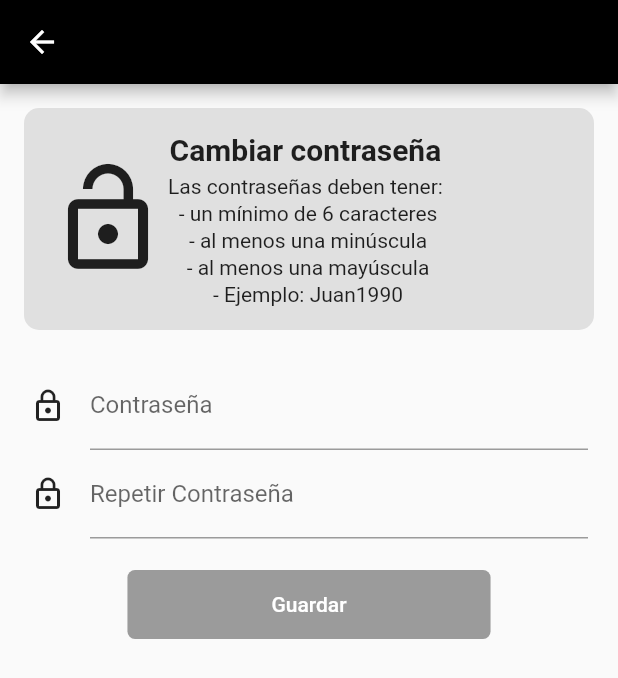
After one commit to jorgetinto/FetachiAppMovil, a Flutter app: the Resetpassword screen opened directly, on a phone screen of 412 x 824 dp. The commit adds this screen. Shown: the top 678 px of the screen. Run offline on Flutter 3.47's test engine with Material 2 defaults, Android fonts, the phone set to English and light mode, and no system bars; our stand-ins replace animate_do, date_field, font_awesome_flutter, image_picker, jwt_decoder, rxdart and 2 more; missing offline and left inert: cloudinary_sdk; accounts and stored records are empty.

```diff
--- a/lib/bloc/login_bloc.dart
+++ b/lib/bloc/login_bloc.dart
@@ -1,13 +1,13 @@
 import 'package:rxdart/rxdart.dart';
 
 import 'package:fetachiappmovil/helpers/validators/validators_login_form.dart';
-import 'package:fetachiappmovil/services/usuario_service.dart';
+import 'package:fetachiappmovil/services/auth_service.dart';
 
 class LoginBloc with ValidatorsLoginForm {
 
   final _userNameController       = BehaviorSubject<String>();
   final _passController           = BehaviorSubject<String>();
-  final _usuarioProvider          = UsuarioServices();
+  final _authProvider          = AuthServices();
 
   // Recuperar los datos del stream
   Stream<String> get userNameStream          => _userNameController.stream.transform(validarUserName);
@@ -23,12 +23,12 @@ class LoginBloc with ValidatorsLoginForm {
   String get password        => _passController.value;
 
   Future<Map<String, dynamic>> login(String email, String password) async {
-    final resultado = await _usuarioProvider.login(email, password);
+    final resultado = await _authProvider.login(email, password);
     return resultado;
   }
 
   Future<Map<String, dynamic>> signOut() async {
-    final resultado = await _usuarioProvider.signOut();
+    final resultado = await _authProvider.signOut();
     changeUserName('');
     changePassword('');
     return resultado;
--- a/lib/bloc/provider_bloc.dart
+++ b/lib/bloc/provider_bloc.dart
@@ -1,5 +1,6 @@
 
 
+import 'package:fetachiappmovil/bloc/changePass_bloc.dart';
 import 'package:fetachiappmovil/bloc/userPerfil_bloc.dart';
 import 'package:flutter/material.dart';
 
@@ -9,6 +10,7 @@ class ProviderBloc extends InheritedWidget {
 
   final loginBloc         = new LoginBloc();
   final _userPerfilBloc   = new UserPerfilBloc();
+  final _changePassBloc   = new ChangePasswordBloc();
 
   static ProviderBloc _instancia;
 
@@ -32,4 +34,8 @@ class ProviderBloc extends InheritedWidget {
     return context.dependOnInheritedWidgetOfExactType<ProviderBloc>()._userPerfilBloc;
   }
 
+  static ChangePasswordBloc cambiarPassBloc ( BuildContext context ){
+    return context.dependOnInheritedWidgetOfExactType<ProviderBloc>()._changePassBloc;
+  }
+
 }
--- a/lib/helpers/routes/routes.dart
+++ b/lib/helpers/routes/routes.dart
@@ -1,3 +1,4 @@
+import 'package:fetachiappmovil/pages/resetPassword_page.dart';
 import 'package:flutter/material.dart';
 import 'package:font_awesome_flutter/font_awesome_flutter.dart';
 
@@ -5,6 +6,7 @@ import 'package:fetachiappmovil/pages/home_page.dart';
 
 final pageRoutes = <_Route>[
       _Route(FontAwesomeIcons.userCircle, 'Perfil', HomePage()),
+      _Route(FontAwesomeIcons.lock, 'Cambiar Contraseña', Resetpassword()),
   ];
 
   class _Route {
--- a/lib/models/userPerfil_model.dart
+++ b/lib/models/userPerfil_model.dart
@@ -21,10 +21,9 @@ class UserPerfilModel {
         this.statusCard,
         this.folio,
         this.imagen,
-
+        this.imagenOriginal,
         this.fono,
         this.email,
-
         this.idInfoContacto,
         this.idApoderado,
         this.idGradoActual,
@@ -47,10 +46,9 @@ class UserPerfilModel {
     int statusCard;
     int folio;
     String imagen;
-
+    String imagenOriginal;
     String fono;
     String email;
-
     int idInfoContacto;
     int idApoderado;
     int idGradoActual;
@@ -73,10 +71,9 @@ class UserPerfilModel {
         statusCard: json["statusCard"],
         folio: json["folio"],
         imagen: json["imagen"],
-
+        imagenOriginal: json["imagen"],
         fono: json["fono"],
         email: json["email"],
-
         idInfoContacto: json["idInfoContacto"],
         idApoderado: json["idApoderado"],
         idGradoActual: json["idGradoActual"],
@@ -100,19 +97,17 @@ class UserPerfilModel {
         "statusCard": statusCard,
         "folio": folio,
         "imagen": imagen,
-
+        "imagenOriginal": imagenOriginal,
         "fono": fono,
         "email": email,
-
-
         "idInfoContacto": idInfoContacto,
         "idApoderado": idApoderado,
         "idGradoActual": idGradoActual,
-        "escuelas": List<dynamic>.from(escuelas.map((x) => x.toJson())),
-        "grado": grado.toJson(),
-        "apoderado": apoderado.toJson(),
-        "pupilos": List<dynamic>.from(pupilos.map((x) => x.toJson())),
-        "informacionContacto": informacionContacto.toJson(),
+        "escuelas": (escuelas != null)? List<dynamic>.from(escuelas.map((x) => x.toJson())) : null,
+        "grado": (grado != null)? grado.toJson(): null,
+        "apoderado": (apoderado != null)? apoderado.toJson(): null,
+        "pupilos": (pupilos != null)?  List<dynamic>.from(pupilos.map((x) => x.toJson())): null,
+        "informacionContacto": (informacionContacto != null)? informacionContacto.toJson(): null,
         "estado": estado,
     };
 }
--- a/lib/pages/home_page.dart
+++ b/lib/pages/home_page.dart
@@ -77,7 +77,10 @@ class _HomePageState extends State<HomePage> {
             child: ClipOval(
               child:
 
-              (snapshot.data.imagen != null)?  ClipOval(child: Container(child: Image.network(snapshot.data.imagen))): Container(height: 0, width: 0,) ,
+              (snapshot.data.imagen != null)?  Container(child: Image.network(
+                                                                                snapshot.data.imagen,
+                                                                                fit: BoxFit.scaleDown,
+                                                                              )): Container(height: 0, width: 0,) ,
             ),
           ),
         ),
--- /dev/null
+++ b/lib/pages/resetPassword_page.dart
@@ -0,0 +1,170 @@
+import 'package:fetachiappmovil/bloc/changePass_bloc.dart';
+import 'package:fetachiappmovil/bloc/provider_bloc.dart';
+import 'package:fetachiappmovil/helpers/routes/routes.dart';
+import 'package:fetachiappmovil/helpers/utils.dart';
+import 'package:flutter/material.dart';
+
+import 'home_page.dart';
+
+
+class Resetpassword extends StatelessWidget {
+
+  Widget _instrucciones() {
+      return Container(
+        child: Column(
+          children: [
+            Container(
+              margin: const EdgeInsets.all(16.0),
+              padding: const EdgeInsets.all(16.0),
+              width: double.infinity,
+              decoration: BoxDecoration(color: Colors.grey.shade300, borderRadius: BorderRadius.circular(10.0),),
+
+              child:
+                  Row(
+                    children: [
+                      Icon(Icons.lock_open, color: Colors.black87,size: 80.0,),
+
+                      Column(
+                        children: [
+                          Text('Cambiar contraseña', style: TextStyle(fontSize: 20.0, fontWeight: FontWeight.bold, ),),
+                          SizedBox(height: 5.0,),
+                          Text("Las contraseñas deben tener:",),
+                          SizedBox(height: 2.0,),
+                          Text(" - un mínimo de 6 caracteres"),
+                          SizedBox(height: 2.0,),
+                          Text(" - al menos una minúscula",),
+                          SizedBox(height: 2.0,),
+                          Text(" - al menos una mayúscula", ),
+                          SizedBox(height: 2.0,),
+                          Text(" - Ejemplo: Juan1990",),
+                        ],
+                      ),
+                    ],
+                  ),
+            ),
+          ],
+        ),
+      );
+    }
+
+  Widget _inputPassword(ChangePasswordBloc bloc) {
+        return StreamBuilder(
+          stream: bloc.passwordStream,
+          builder: (BuildContext context, AsyncSnapshot snapshot) {
+            return Container(
+              padding: EdgeInsets.symmetric(horizontal: 20.0),
+              child: TextField(
+                obscureText: true,
+                decoration: InputDecoration(
+                  icon: Icon(Icons.lock_outline, color: Colors.black87,),
+                  labelText: 'Contraseña',
+                  counterText: snapshot.data,
+                  errorText: snapshot.error,
+                  fillColor: Colors.pink
+                ),
+                onChanged: bloc.changePassword,
+              ),
+            );
+          }
+        );
+      }
+
+  Widget _repetirPassword(ChangePasswordBloc bloc) {
+    return StreamBuilder(
+      stream: bloc.repetirPasswordStream,
+      builder: (BuildContext context, AsyncSnapshot snapshot) {
+        return Container(
+          padding: EdgeInsets.symmetric(horizontal: 20.0),
+          child: TextField(
+            obscureText: true,
+            decoration: InputDecoration(
+              icon: Icon(Icons.lock_outline, color: Colors.black87,),
+              labelText: 'Repetir Contraseña',
+              counterText: snapshot.data,
+              errorText: snapshot.error,
+              fillColor: Colors.pink
+            ),
+            onChanged: bloc.changerepetirPassword,
+          ),
+        );
+      }
+    );
+  }
+
+  Widget _crearBotton(ChangePasswordBloc bloc, BuildContext context) {
+    return StreamBuilder(
+      stream: bloc.formValidChangePass,
+      builder: (BuildContext context, AsyncSnapshot snapshot) {
+        return RaisedButton(
+          child: Container(
+            padding: EdgeInsets.symmetric(horizontal: 80.0, vertical: 15.0),
+            child: Text('Guardar'),
+          ),
+          shape: RoundedRectangleBorder(
+            borderRadius: BorderRadius.circular(5.0)
+          ),
+          elevation: 0.0,
+          color: Colors.redAccent,
+          textColor: Colors.white,
+          onPressed: snapshot.hasData ? () => _cambiarPass(bloc, context) : null
+        );
+      }
+    );
+  }
+
+  _cambiarPass(ChangePasswordBloc bloc, BuildContext context) async {
+    Map info = await bloc.cambiarPassword(bloc.password);
+    if (info['ok']) {
+      showToast(context,'Contraseña guardada de forma exitosa!');
+      bloc.changePassword("");
+      bloc.changerepetirPassword("");
+      Navigator.pushReplacement(context, SlideRightSinOpacidadRoute(widget: HomePage()));
+    } else {
+      showToast(context,info['message']);
+    }
+}
+
+
+  @override
+  Widget build(BuildContext context) {
+
+    final bloc = ProviderBloc.cambiarPassBloc(context);
+
+    return Scaffold(
+      appBar: AppBar(
+          leading: IconButton(
+            icon: Icon(Icons.arrow_back, color: Colors.white),
+            onPressed: () => Navigator.of(context).pop(),
+          ),
+          backgroundColor: Colors.black,
+          centerTitle: true,
+        ),
+      body:
+          SingleChildScrollView(
+            child: Column(
+              children: <Widget>[
+                Center(
+                  child: Container(
+                    child: Column(
+                      children: <Widget>[
+
+                       // _crearFondo(context),
+
+                        _instrucciones(),
+                        SizedBox(height: 5.0,),
+                        _inputPassword(bloc),
+                        _repetirPassword(bloc),
+                        SizedBox(height: 20.0,),
+                        _crearBotton(bloc, context)
+                      ],
+                    ),
+                  ),
+                ),
+
+                SizedBox(height: 40.0),
+              ],
+            ),
+          ),
+    );
+  }
+}
--- a/lib/services/usuario_service.dart
+++ b/lib/services/auth_service.dart
@@ -5,7 +5,7 @@ import 'package:jwt_decoder/jwt_decoder.dart';
 import 'package:fetachiappmovil/helpers/preferencias_usuario/preferenciasUsuario.dart';
 import 'package:fetachiappmovil/helpers/constants.dart' as Constants;
 
-class UsuarioServices {
+class AuthServices {
 
   final String urlBase    = Constants.API_URL;
   final _prefs            = new PreferenciasUsuario();
--- a/pubspec.yaml
+++ b/pubspec.yaml
@@ -34,7 +34,6 @@ dependencies:
   animate_do: ^1.7.2
   image_picker: ^0.6.7+4
   mime_type: ^0.3.2
-  jiffy: ^3.0.1
   toast: ^0.1.5
   rxdart: ^0.24.1
   shared_preferences: ^0.5.8
@@ -44,6 +43,8 @@ dependencies:
   jwt_decoder: ^1.0.3
   flutter_bloc: ^6.0.1
   bloc: ^6.0.1
+  cloudinary_sdk: ^1.0.1+2
+  # cloudinary_public: ^0.6.2
 
 dev_dependencies:
   flutter_test:
@@ -63,6 +64,8 @@ flutter:
   # To add assets to your application, add an assets section, like this:
   assets:
     - assets/img/
+    - assets/no-image.png
+    - assets/jar-loading.gif
 
   # An image asset can refer to one or more resolution-specific "variants", see
   # https://flutter.dev/assets-and-images/#resolution-aware.
```
Also changed, not shown: lib/bloc/userPerfil_bloc.dart (+11 -0 lines), lib/helpers/utils.dart (+11 -14 lines), lib/pages/editarPerfil_page.dart (added, +211 -0 lines), lib/services/userPerfil_service.dart (+73 -0 lines), assets/jar-loading.gif (added), assets/no-image.png (added), pubspec.lock.
